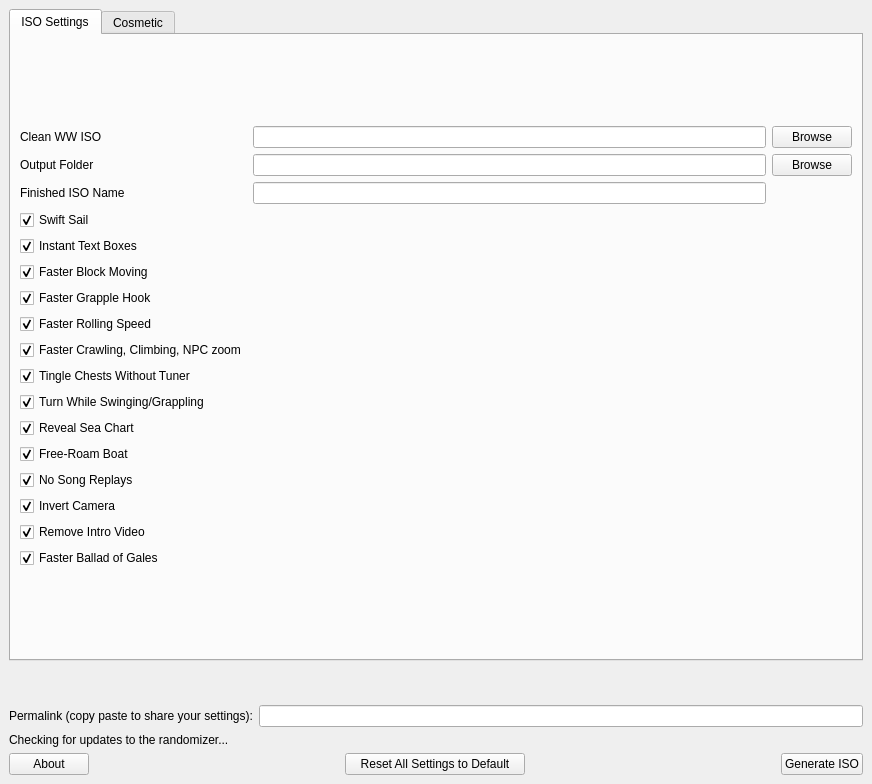
This is wwr_ui/randomizer_window.ui in wooferzfg/wwrando as Qt 5 draws it before an edit. The edited form follows.
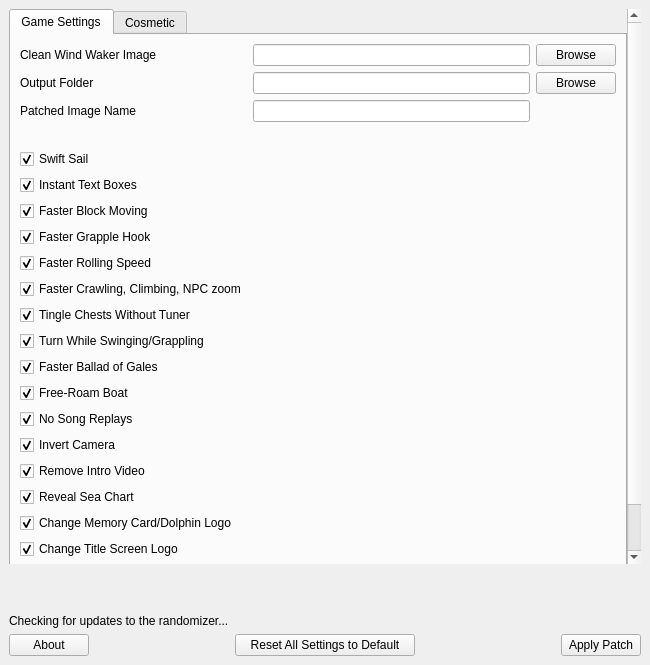
This is the edited form. The open tabs and pages were chosen to show the change.

Diff of the .ui file:
```diff
--- a/wwr_ui/randomizer_window.ui
+++ b/wwr_ui/randomizer_window.ui
@@ -6,8 +6,8 @@
    <rect>
     <x>0</x>
     <y>0</y>
-    <width>872</width>
-    <height>784</height>
+    <width>650</width>
+    <height>665</height>
    </rect>
   </property>
   <property name="windowTitle">
@@ -52,7 +52,7 @@
           </property>
           <widget class="QWidget" name="tab">
            <attribute name="title">
-            <string>ISO Settings</string>
+            <string>Game Settings</string>
            </attribute>
            <layout class="QVBoxLayout" name="verticalLayout_2">
             <item>
@@ -63,7 +63,7 @@
               <item row="0" column="0">
                <widget class="QLabel" name="label">
                 <property name="text">
-                 <string>Clean WW ISO</string>
+                 <string>Clean Wind Waker Image</string>
                 </property>
                </widget>
               </item>
@@ -90,7 +90,7 @@
               <item row="2" column="0">
                <widget class="QLabel" name="label_3">
                 <property name="text">
-                 <string>Finished ISO Name</string>
+                 <string>Patched Image Name</string>
                 </property>
                </widget>
               </item>
@@ -108,6 +108,13 @@
                 </property>
                </widget>
               </item>
+              <item row="4" column="0">
+               <widget class="QLabel" name="label_8">
+                <property name="text">
+                 <string></string>
+                </property>
+               </widget>
+              </item>
               <item row="5" column="0">
                 <widget class="QCheckBox" name="swift_sail">
                  <property name="text">
@@ -178,7 +185,7 @@
                  </property>
                 </widget>
                </item>
-              <item row="14" column="0">
+              <item row="19" column="0">
                 <widget class="QCheckBox" name="reveal_full_sea_chart">
                  <property name="text">
                   <string>Reveal Sea Chart</string>
@@ -228,7 +235,7 @@
                  </property>
                 </widget>
                </item>
-              <item row="19" column="0">
+              <item row="14" column="0">
                 <widget class="QCheckBox" name="ballad">
                  <property name="text">
                   <string>Faster Ballad of Gales</string>
@@ -248,6 +255,43 @@
                  </property>
                 </widget>
                </item>
+              <item row="20" column="0">
+                <widget class="QCheckBox" name="memorylogo">
+                 <property name="text">
+                  <string>Change Memory Card/Dolphin Logo</string>
+                 </property>
+                 <property name="checked">
+                  <bool>true</bool>
+                 </property>
+                </widget>
+               </item>
+              <item row="21" column="0">
+                <widget class="QCheckBox" name="titlelogo">
+                 <property name="text">
+                  <string>Change Title Screen Logo</string>
+                 </property>
+                 <property name="checked">
+                  <bool>true</bool>
+                 </property>
+                </widget>
+               </item>
+              <item row="22" column="0">
+                <widget class="QCheckBox" name="brisk_sail">
+                 <property name="text">
+                  <string>Brisk Sail</string>
+                 </property>
+                 <property name="checked">
+                  <bool>true</bool>
+                 </property>
+                </widget>
+               </item>
+              <item row="23" column="0">
+               <widget class="QLabel" name="label_8">
+                <property name="text">
+                 <string></string>
+                </property>
+               </widget>
+              </item>
              </layout>
             </item>
            </layout>
@@ -370,7 +414,7 @@
       <property name="minimumSize">
        <size>
         <width>0</width>
-        <height>32</height>
+        <height>18</height>
        </size>
       </property>
       <property name="text">
@@ -386,12 +430,12 @@
       <item>
        <widget class="QLabel" name="label_4">
         <property name="text">
-         <string>Permalink (copy paste to share your settings):</string>
+         <string></string>
         </property>
        </widget>
       </item>
       <item>
-       <widget class="QLineEdit" name="permalink"/>
+       <widget class="QLabel" name="permalink"/>
       </item>
      </layout>
     </item>
@@ -456,7 +500,7 @@
       <item>
        <widget class="QPushButton" name="randomize_button">
         <property name="text">
-         <string>Generate ISO</string>
+         <string>Apply Patch</string>
         </property>
        </widget>
       </item>
```
Left out of the diff: 4 changed lines with no effect on the pictures.
